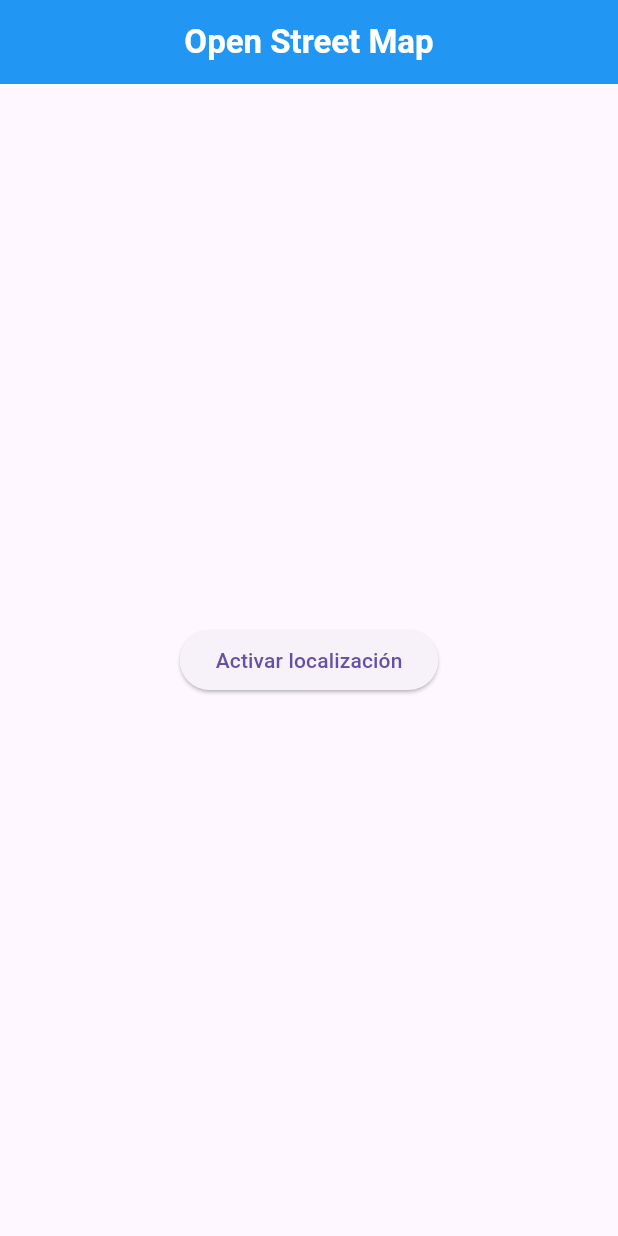
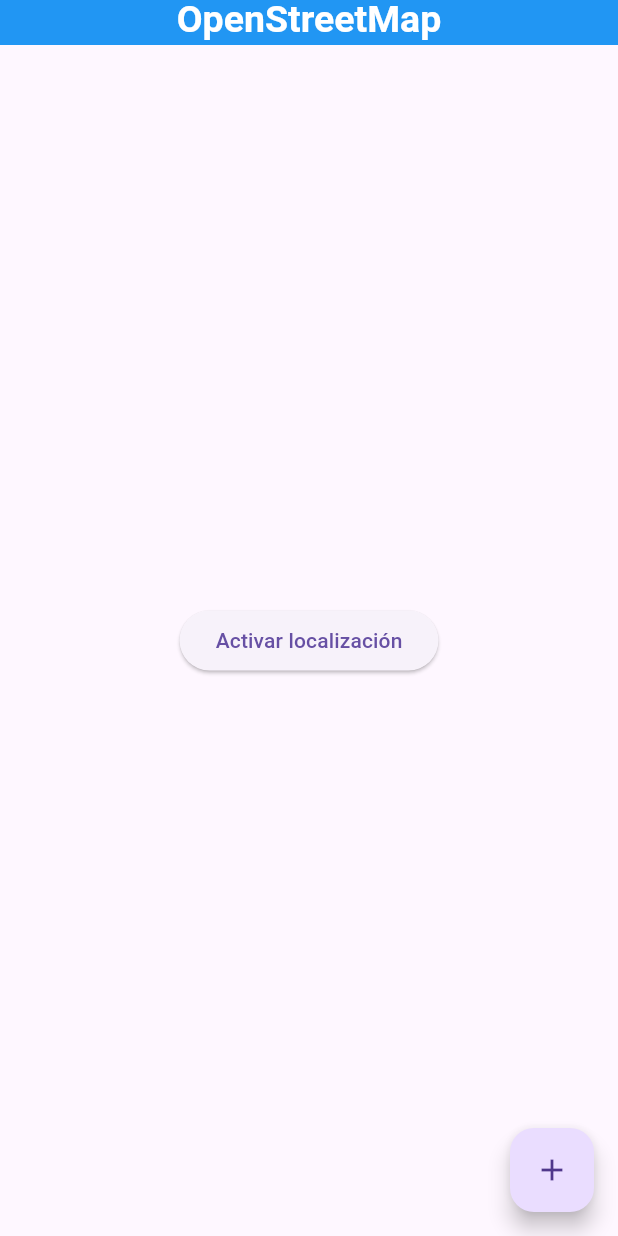
Before and after one commit to Damanger/osm, a Flutter app: the screen it shows after launch, after a tap on "Activar localización", on a phone screen of 412 x 824 dp. Run offline on Flutter 3.47's test engine with Material 3 defaults, Android fonts, the phone set to English and light mode, and no system bars; our stand-ins replace flutter_map, geocoding, geolocator, latlong2.

Commit message:
adding floating buttons

```diff
--- a/lib/main.dart
+++ b/lib/main.dart
@@ -2,6 +2,7 @@ import 'package:flutter/material.dart';
 import 'package:flutter_map/flutter_map.dart';
 import 'package:latlong2/latlong.dart';
 import 'package:geolocator/geolocator.dart';
+import 'package:geocoding/geocoding.dart';
 
 void main() {
   runApp(const MyApp());
@@ -20,7 +21,7 @@ class MyApp extends StatelessWidget {
 }
 
 class MyHomePage extends StatefulWidget {
-  const MyHomePage({super.key, required this.title});
+  const MyHomePage({Key? key, required this.title});
 
   final String title;
 
@@ -30,36 +31,40 @@ class MyHomePage extends StatefulWidget {
 
 class _MyHomePageState extends State<MyHomePage> {
   LatLng? userLocation;
+  bool showAdditionalButtons = false;
+  final MapController mapController = MapController();
 
   Future<void> determineAndSetPosition() async {
-    final Position position = await determinePosition();
-    setState(() {
-      userLocation = LatLng(position.latitude, position.longitude);
-    });
-  }
-
-  Future<Position> determinePosition() async {
     LocationPermission permission;
     permission = await Geolocator.checkPermission();
     if (permission == LocationPermission.denied) {
       permission = await Geolocator.requestPermission();
       if (permission == LocationPermission.denied) {
-        throw 'error';
+        throw 'Location permission denied';
       }
     }
-    return await Geolocator.getCurrentPosition();
+    final Position position = await Geolocator.getCurrentPosition();
+    setState(() {
+      userLocation = LatLng(position.latitude, position.longitude);
+    });
+    // Forzar la actualización del mapa para centrarse en la nueva ubicación
+    mapController.move(userLocation!, 10);
   }
 
   @override
   Widget build(BuildContext context) {
     return Scaffold(
       appBar: AppBar(
-        title: const Text(
-          'Open Street Map',
-          style: TextStyle(fontSize: 22, color: Colors.white, fontWeight: FontWeight.bold),
+        title: const SizedBox(
+          height: 35,
+          child: Text(
+            'OpenStreetMap',
+            style: TextStyle(fontSize: 25, color: Colors.white, fontWeight: FontWeight.bold),
+          ),
         ),
         backgroundColor: Colors.blue,
         centerTitle: true,
+        toolbarHeight: 30,
       ),
       body: Center(
         child: userLocation == null
@@ -71,17 +76,28 @@ class _MyHomePageState extends State<MyHomePage> {
         )
             : content(),
       ),
+      floatingActionButton: FloatingActionButton(
+        onPressed: () {
+          setState(() {
+            showAdditionalButtons = !showAdditionalButtons;
+          });
+        },
+        child: Icon(Icons.add),
+      ),
+      floatingActionButtonLocation: FloatingActionButtonLocation.endFloat,
     );
   }
 
   Widget content() {
-    return FlutterMap(
+    return Stack(
+      children: [
+        FlutterMap(
+          mapController: mapController, // Añadir el controlador del mapa
           options: MapOptions(
-        initialCenter: userLocation!,
-        initialZoom: 10,
+            center: userLocation!,
+            zoom: 10,
             maxZoom: 20,
             minZoom: 1,
-        interactionOptions: const InteractionOptions(flags: ~InteractiveFlag.doubleTapDragZoom),
           ),
           children: [
             openStreetMapTileLayer,
@@ -101,6 +117,30 @@ class _MyHomePageState extends State<MyHomePage> {
               ],
             ),
           ],
+        ),
+        if (showAdditionalButtons)
+          Positioned(
+            bottom: 120,
+            right: 16,
+            child: Column(
+              children: [
+                FloatingActionButton(
+                  onPressed: () {
+                    // Lógica para el primer botón adicional
+                  },
+                  child: Icon(Icons.search),
+                ),
+                SizedBox(height: 16),
+                FloatingActionButton(
+                  onPressed: () {
+                    determineAndSetPosition();
+                  },
+                  child: Icon(Icons.location_pin),
+                ),
+              ],
+            ),
+          ),
+      ],
     );
   }
 }
--- a/pubspec.yaml
+++ b/pubspec.yaml
@@ -39,6 +39,7 @@ dependencies:
   latlong2: ^0.9.1
   geolocator: ^11.0.0
   permission_handler: ^11.3.1
+  geocoding: ^3.0.0
 
 dev_dependencies:
   flutter_test:
```
Also changed, not shown: pubspec.lock, 2 other files. Lines whose indentation alone changed are shown as unchanged.
